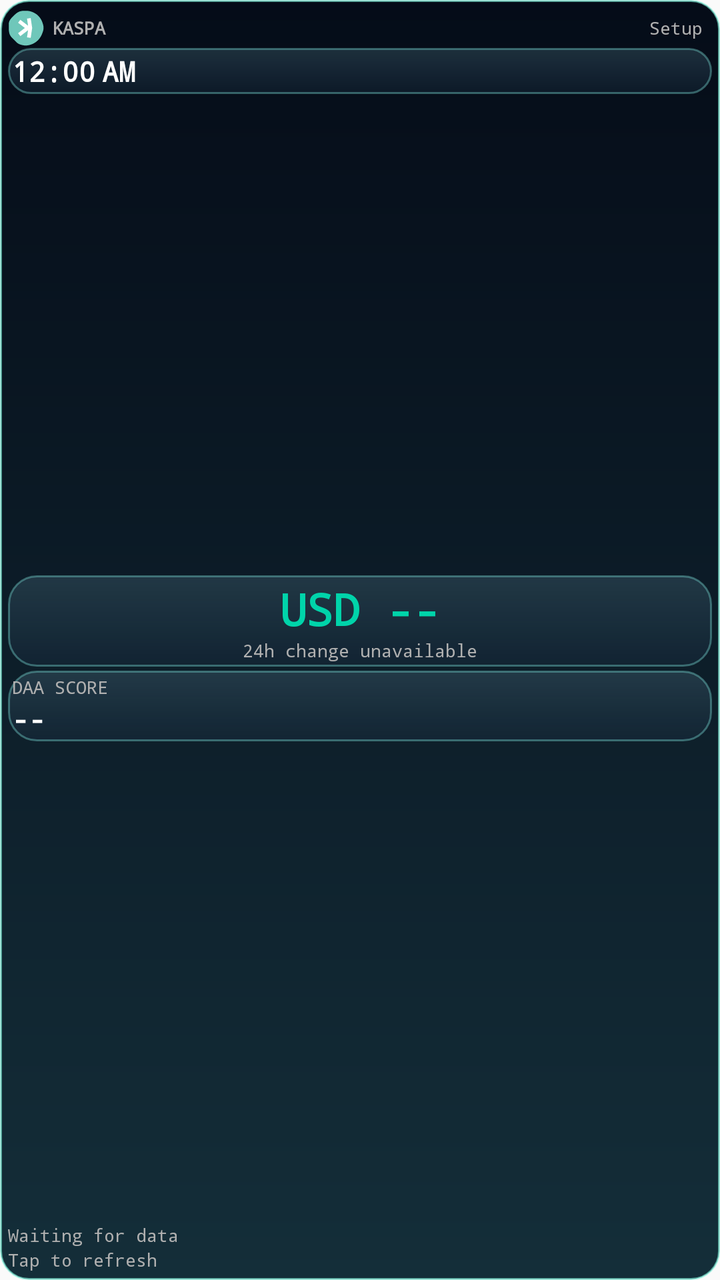
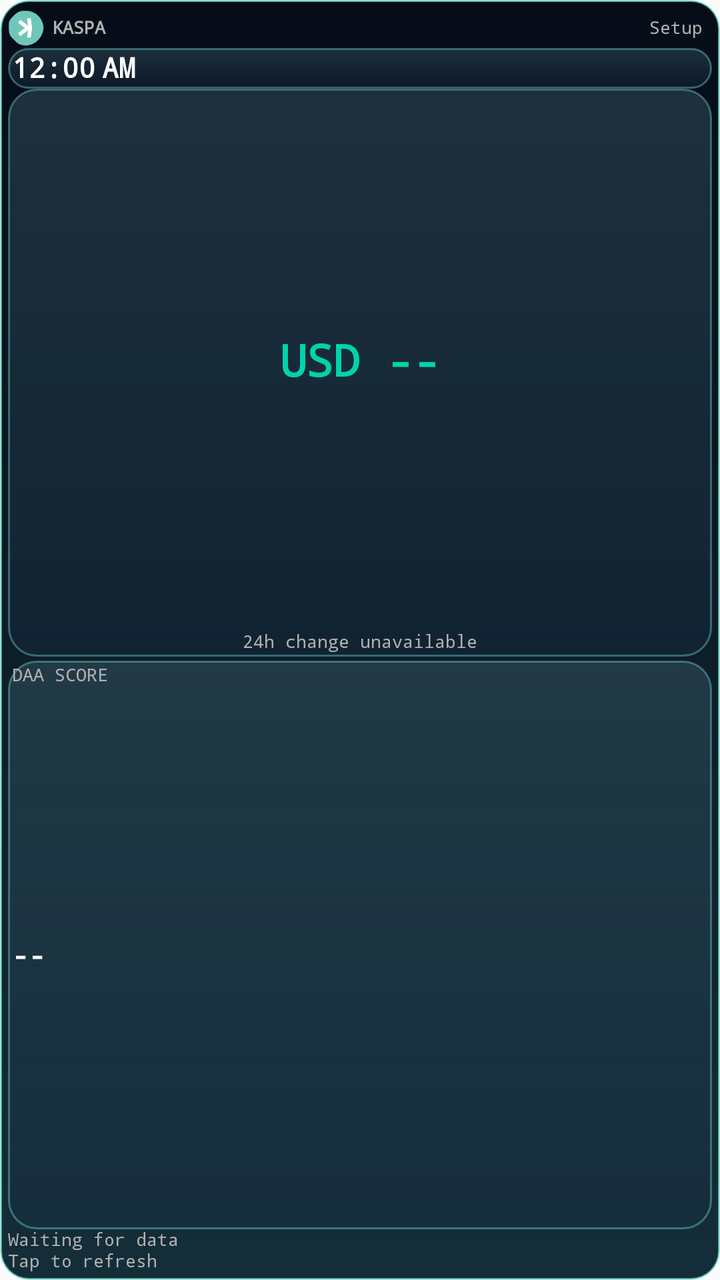

The first picture is an Android layout as it rendered before a commit; the second is the same layout after the commit. The layout source and the unified diff follow.
<!-- AndroidManifest.xml: application theme Theme.AppCompat.Light -->
<!-- res/layout/widget_layout.xml -->
<?xml version="1.0" ?>
<FrameLayout xmlns:android="http://schemas.android.com/apk/res/android" android:id="@+id/widget_root" android:layout_width="match_parent" android:layout_height="match_parent" android:background="@drawable/widget_background" android:contentDescription="@string/refresh_hint">
    <ImageView android:id="@+id/widget_chart" android:layout_width="match_parent" android:layout_height="match_parent" android:scaleType="fitXY" android:importantForAccessibility="no" android:contentDescription="@null"/>
    <LinearLayout android:layout_width="match_parent" android:layout_height="match_parent" android:orientation="vertical" android:padding="4dp">
        <LinearLayout android:layout_width="match_parent" android:layout_height="20dp" android:gravity="center_vertical" android:orientation="horizontal">
            <ImageView android:id="@+id/widget_logo" android:layout_width="18dp" android:layout_height="18dp" android:src="@drawable/kaspa_mark" android:contentDescription="@string/kaspa_label"/>
            <TextView android:id="@+id/widget_brand" style="@style/Widget.Kaspa.Text.Label" android:textSize="9sp" android:layout_width="0dp" android:layout_height="wrap_content" android:layout_weight="1" android:text="KASPA" android:textStyle="bold" android:paddingStart="4dp"/>
            <TextView android:id="@+id/widget_settings" style="@style/Widget.Kaspa.Text.Label" android:textSize="9sp" android:layout_width="36dp" android:layout_height="20dp" android:gravity="center" android:text="Setup" android:contentDescription="Open widget settings"/>
        </LinearLayout>
        <LinearLayout android:id="@+id/time_panel" style="@style/Widget.Kaspa.Panel" android:layout_width="match_parent" android:layout_height="wrap_content" android:orientation="vertical" android:padding="2dp">
            <TextClock android:id="@+id/widget_time" style="@style/Widget.Kaspa.Text.Time" android:textSize="14sp" android:layout_width="match_parent" android:layout_height="wrap_content"/>
        </LinearLayout>
        <LinearLayout android:id="@+id/widget_readouts" android:layout_width="match_parent" android:layout_height="0dp" android:layout_weight="1" android:orientation="vertical" android:gravity="center_vertical">
            <LinearLayout android:id="@+id/price_panel" style="@style/Widget.Kaspa.Panel" android:layout_width="match_parent" android:layout_height="wrap_content" android:orientation="vertical" android:padding="2dp">
                <TextView android:id="@+id/widget_price" style="@style/Widget.Kaspa.Text.Price" android:autoSizeMaxTextSize="22sp" android:textSize="22sp" android:layout_width="match_parent" android:layout_height="wrap_content" android:text="USD --" android:gravity="center"/>
                <TextView android:id="@+id/widget_change" style="@style/Widget.Kaspa.Text.Label" android:textSize="9sp" android:layout_width="match_parent" android:layout_height="wrap_content" android:text="24h change unavailable" android:gravity="center"/>
            </LinearLayout>
            <LinearLayout android:id="@+id/network_panel" style="@style/Widget.Kaspa.Panel" android:layout_width="match_parent" android:layout_height="wrap_content" android:orientation="vertical" android:padding="2dp" android:layout_marginTop="2dp">
                <TextView android:id="@+id/network_panel_label" style="@style/Widget.Kaspa.Text.Label" android:textSize="9sp" android:layout_width="match_parent" android:layout_height="wrap_content" android:text="DAA SCORE"/>
                <TextView android:id="@+id/widget_block_height" style="@style/Widget.Kaspa.Text.Value" android:layout_width="match_parent" android:layout_height="wrap_content" android:text="--"/>
            </LinearLayout>
        </LinearLayout>
        <TextView android:id="@+id/widget_updated" android:maxLines="1" android:ellipsize="end" style="@style/Widget.Kaspa.Text.Label" android:textSize="9sp" android:layout_width="match_parent" android:layout_height="wrap_content" android:text="Waiting for data"/>
        <TextView android:id="@+id/widget_status" android:maxLines="1" android:ellipsize="end" style="@style/Widget.Kaspa.Text.Label" android:textSize="9sp" android:layout_width="match_parent" android:layout_height="wrap_content" android:text="Tap to refresh"/>
        <ProgressBar android:id="@+id/widget_progress" style="?android:attr/progressBarStyleHorizontal" android:layout_width="match_parent" android:layout_height="2dp" android:indeterminate="true" android:visibility="gone"/>
        <LinearLayout android:id="@+id/widget_chart_group" android:layout_width="match_parent" android:layout_height="wrap_content" android:orientation="vertical" android:visibility="gone">
            <TextView android:id="@+id/widget_chart_label" style="@style/Widget.Kaspa.Text.Label" android:textSize="9sp" android:layout_width="match_parent" android:layout_height="wrap_content" android:text="24h chart unavailable" android:maxLines="1" android:ellipsize="end"/>
        </LinearLayout>
    </LinearLayout>
</FrameLayout>
<!-- resources referenced by this layout -->
<resources>
  <!-- drawable kaspa_mark (drawable) -->
  <?xml version="1.0" encoding="utf-8"?>
  <vector xmlns:android="http://schemas.android.com/apk/res/android" android:width="32dp" android:height="32dp" android:viewportWidth="116" android:viewportHeight="116">
      <group android:translateX="-40" android:translateY="-40">
          <path android:fillColor="#FFFFFF" android:pathData="M139.55,98.43 A41.03,41.03 0,1 0,57.49,98.43 A41.03,41.03 0,1 0,139.55,98.43 Z"/>
          <path android:fillColor="#6FC7BA" android:fillType="evenOdd" android:pathData="m149.42,76.34c-2.8-6.76-7.22-13.03-12.32-18.12-5.08-5.1-11.61-8.91-18.38-11.71-6.51-2.71-13.78-4.07-21.28-4.07s-15.21.27-21.72,2.98c-6.76,2.8-12.42,8.12-17.51,13.22-5.1,5.1-11.02,10.51-13.82,17.26-2.71,6.53-1.83,14.48-1.83,21.99s.55,14.85,3.26,21.38c2.8,6.76,8.52,11.54,13.6,16.64,5.1,5.1,9.71,11.18,16.47,13.98,6.53,2.71,14.04,4.55,21.54,4.55s14.87-2.22,21.4-4.94c6.75-2.8,12.86-7.18,17.96-12.27,5.1-5.1,9.19-11.32,12.01-18.08,2.7-6.51,5.79-13.76,5.79-21.26s-2.48-15-5.19-21.53Zm-36.26,53.49l-11.88-1.75,3.39-23-24.87,19.16-7.32-9.56,21.82-16.8-21.82-16.81,7.32-9.56,24.87,19.16-3.39-22.99,11.88-1.77,4.73,31.98-4.73,31.96Z"/>
      </group>
  </vector>
  <!-- drawable widget_background (drawable) -->
  <shape xmlns:android="http://schemas.android.com/apk/res/android">
      <gradient android:angle="270" android:startColor="#FF050C18" android:endColor="#FF142E39"/>
      <corners android:radius="14dp"/>
      <stroke android:width="1dp" android:color="#997AEFD8"/>
  </shape>
  <string name="kaspa_label">KASPA (KAS)</string>
  <string name="refresh_hint">Kaspa data. Tap to refresh.</string>
  <style name="Widget.Kaspa.Panel" parent="android:Widget">
          <item name="android:background">@drawable/data_panel_background</item>
          <item name="android:padding">8dp</item>
      </style>
  <style name="Widget.Kaspa.Text.Label">
          <item name="android:textSize">10sp</item>
          <item name="android:textColor">@color/kaspa_gray</item>
      </style>
  <style name="Widget.Kaspa.Text.Price">
          <item name="android:textSize">28sp</item>
          <item name="android:textStyle">bold</item>
          <item name="android:textColor">@color/kaspa_mint</item>
          <item name="android:maxLines">1</item>
          <item name="android:autoSizeTextType">uniform</item>
          <item name="android:autoSizeMinTextSize">14sp</item>
          <item name="android:autoSizeMaxTextSize">28sp</item>
          <item name="android:autoSizeStepGranularity">1sp</item>
      </style>
  <style name="Widget.Kaspa.Text.Time">
          <item name="android:textSize">16sp</item>
          <item name="android:textStyle">bold</item>
      </style>
  <style name="Widget.Kaspa.Text.Value">
          <item name="android:textSize">14sp</item>
          <item name="android:textStyle">bold</item>
          <item name="android:maxLines">1</item>
          <item name="android:autoSizeTextType">uniform</item>
          <item name="android:autoSizeMinTextSize">8sp</item>
          <item name="android:autoSizeMaxTextSize">14sp</item>
          <item name="android:autoSizeStepGranularity">1sp</item>
      </style>
  <!-- drawable data_panel_background (drawable) -->
  <shape xmlns:android="http://schemas.android.com/apk/res/android">
      <gradient android:angle="270" android:startColor="#60436675" android:endColor="#58182D42"/>
      <corners android:radius="14dp"/>
      <stroke android:width="1dp" android:color="#6080E6DE"/>
  </shape>
  <color name="kaspa_gray">#B0B0B0</color>
  <color name="kaspa_mint">#00D4AA</color>
</resources>

<!-- the commit's change to res/layout/widget_layout.xml (unified diff, before → after) -->
@@ -11,13 +11,13 @@
             <TextClock android:id="@+id/widget_time" style="@style/Widget.Kaspa.Text.Time" android:textSize="14sp" android:layout_width="match_parent" android:layout_height="wrap_content"/>
         </LinearLayout>
         <LinearLayout android:id="@+id/widget_readouts" android:layout_width="match_parent" android:layout_height="0dp" android:layout_weight="1" android:orientation="vertical" android:gravity="center_vertical">
-            <LinearLayout android:id="@+id/price_panel" style="@style/Widget.Kaspa.Panel" android:layout_width="match_parent" android:layout_height="wrap_content" android:orientation="vertical" android:padding="2dp">
-                <TextView android:id="@+id/widget_price" style="@style/Widget.Kaspa.Text.Price" android:autoSizeMaxTextSize="22sp" android:textSize="22sp" android:layout_width="match_parent" android:layout_height="wrap_content" android:text="USD --" android:gravity="center"/>
-                <TextView android:id="@+id/widget_change" style="@style/Widget.Kaspa.Text.Label" android:textSize="9sp" android:layout_width="match_parent" android:layout_height="wrap_content" android:text="24h change unavailable" android:gravity="center"/>
+            <LinearLayout android:id="@+id/price_panel" style="@style/Widget.Kaspa.Panel" android:layout_width="match_parent" android:layout_height="0dp" android:layout_weight="1" android:orientation="vertical" android:padding="2dp">
+                <TextView android:id="@+id/widget_price" style="@style/Widget.Kaspa.Text.Price" android:autoSizeMaxTextSize="22sp" android:textSize="22sp" android:layout_width="match_parent" android:layout_height="0dp" android:layout_weight="1" android:text="USD --" android:gravity="center"/>
+                <TextView android:id="@+id/widget_change" style="@style/Widget.Kaspa.Text.Label" android:textSize="9sp" android:maxLines="1" android:ellipsize="end" android:autoSizeTextType="uniform" android:autoSizeMinTextSize="7sp" android:autoSizeMaxTextSize="9sp" android:autoSizeStepGranularity="1sp" android:layout_width="match_parent" android:layout_height="wrap_content" android:text="24h change unavailable" android:gravity="center"/>
             </LinearLayout>
-            <LinearLayout android:id="@+id/network_panel" style="@style/Widget.Kaspa.Panel" android:layout_width="match_parent" android:layout_height="wrap_content" android:orientation="vertical" android:padding="2dp" android:layout_marginTop="2dp">
+            <LinearLayout android:id="@+id/network_panel" style="@style/Widget.Kaspa.Panel" android:layout_width="match_parent" android:layout_height="0dp" android:layout_weight="1" android:orientation="vertical" android:padding="2dp" android:layout_marginTop="2dp">
                 <TextView android:id="@+id/network_panel_label" style="@style/Widget.Kaspa.Text.Label" android:textSize="9sp" android:layout_width="match_parent" android:layout_height="wrap_content" android:text="DAA SCORE"/>
-                <TextView android:id="@+id/widget_block_height" style="@style/Widget.Kaspa.Text.Value" android:layout_width="match_parent" android:layout_height="wrap_content" android:text="--"/>
+                <TextView android:id="@+id/widget_block_height" style="@style/Widget.Kaspa.Text.Value" android:layout_width="match_parent" android:layout_height="0dp" android:layout_weight="1" android:gravity="center_vertical" android:text="--"/>
             </LinearLayout>
         </LinearLayout>
         <TextView android:id="@+id/widget_updated" android:maxLines="1" android:ellipsize="end" style="@style/Widget.Kaspa.Text.Label" android:textSize="9sp" android:layout_width="match_parent" android:layout_height="wrap_content" android:text="Waiting for data"/>
